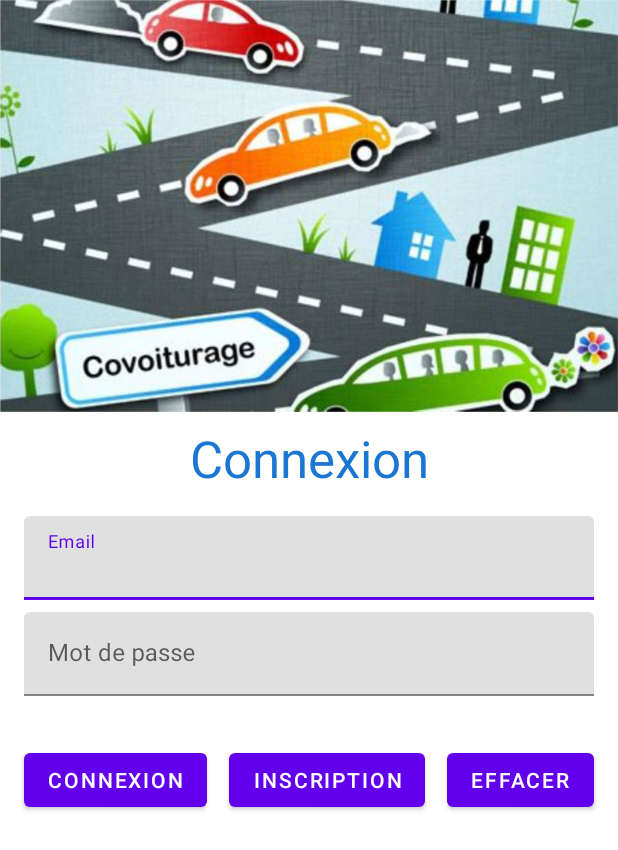
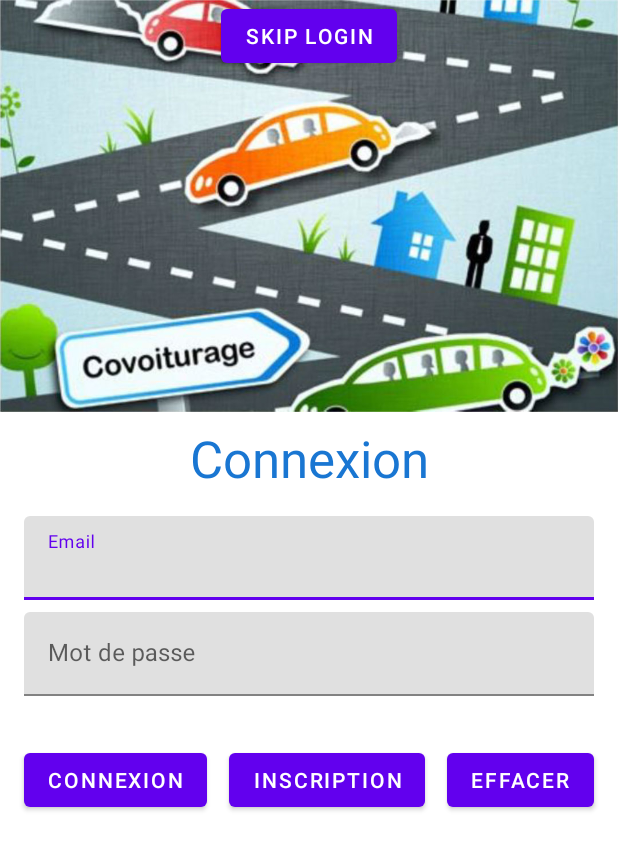
Before and after one commit to KoffiDMonky/AndroidCoivoiturage, an Android app: the screen it shows after launch (Login), on a phone screen of 412 x 824 dp. Shown: the top 850 px of the screen. Run offline under Robolectric (Android 15) with nearby library versions, the phone set to English and light mode, and no system bars.

Commit message:
skip login

```diff
--- a/app/src/main/res/layout/activity_login.xml
+++ b/app/src/main/res/layout/activity_login.xml
@@ -95,4 +95,14 @@
         app:layout_constraintTop_toTopOf="parent"
         app:srcCompat="@drawable/covoiturage" />
 
+    <Button
+        android:id="@+id/button"
+        android:layout_width="wrap_content"
+        android:layout_height="wrap_content"
+        android:onClick="skipLogin"
+        android:text="Skip Login"
+        app:layout_constraintEnd_toEndOf="parent"
+        app:layout_constraintStart_toStartOf="parent"
+        app:layout_constraintTop_toTopOf="@+id/imageView2" />
+
 </androidx.constraintlayout.widget.ConstraintLayout>
```
Also changed, not shown: app/src/main/java/agenor/houessou/projetcovoiture_houessou_monvoisin/Login.java (+22 -0 lines), app/src/main/java/agenor/houessou/projetcovoiture_houessou_monvoisin/MainActivity.java (+0 -13 lines).
